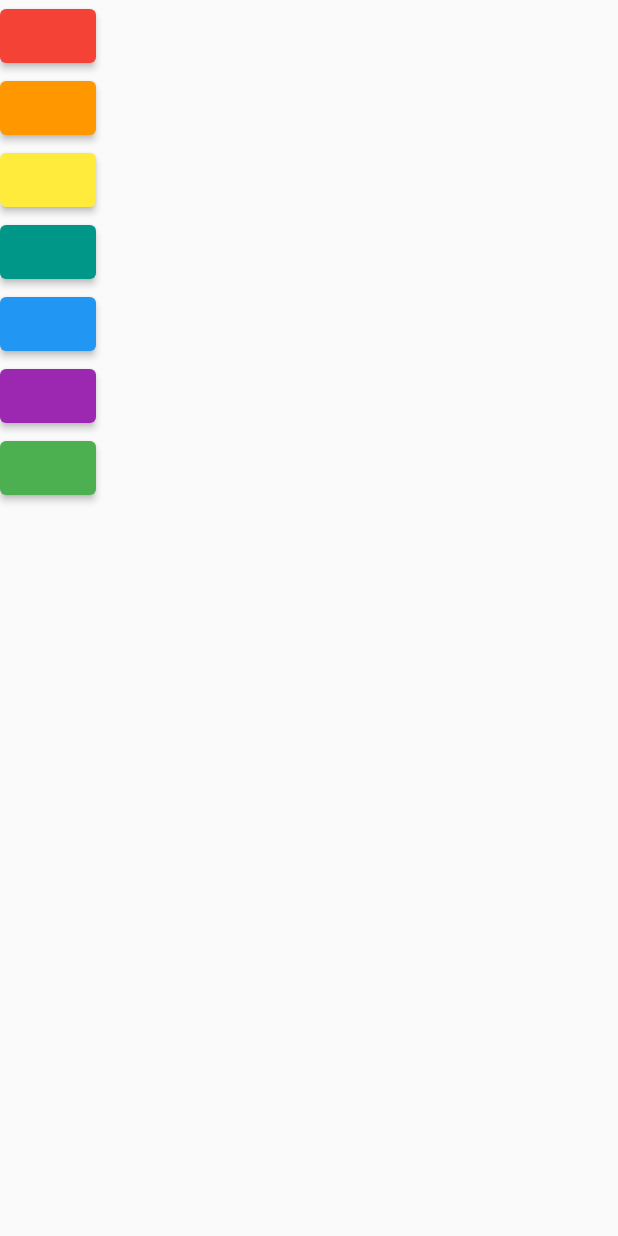
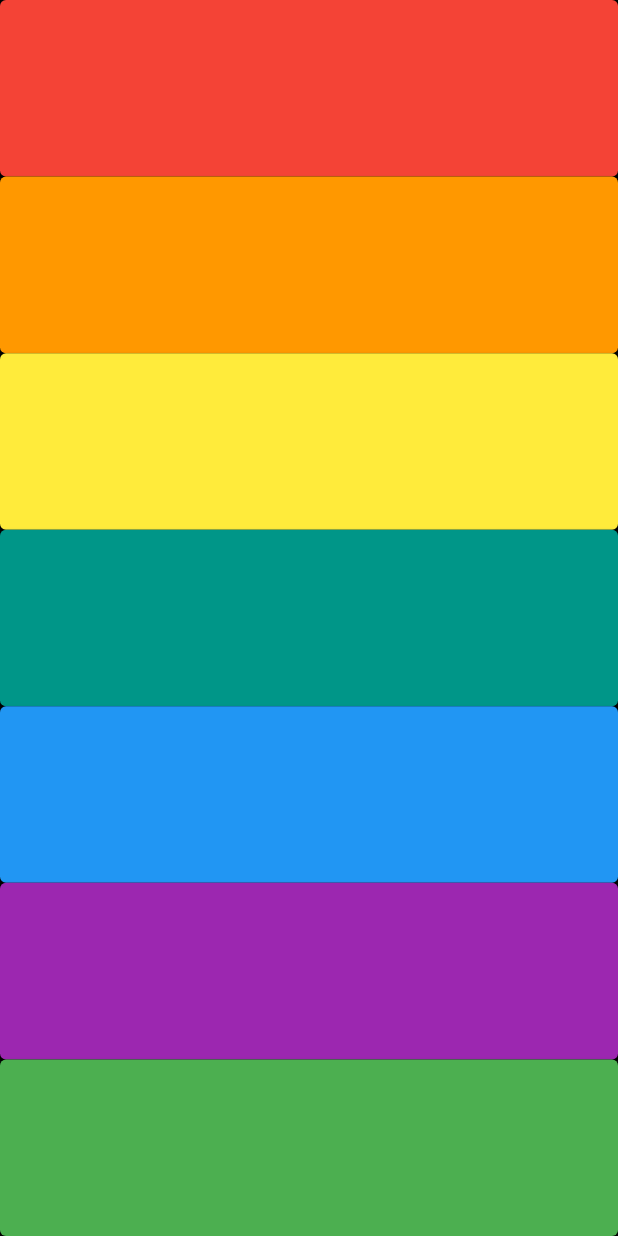
Before and after one commit to edsson-madrigal/flutter_project4_xylophone, a Flutter app: the screen it shows after launch, on a phone screen of 412 x 824 dp. Run offline on Flutter 3.47's test engine with Material 2 defaults, Android fonts, the phone set to English and light mode, and no system bars; missing offline and left inert: audiofileplayer.

Commit message:
UI changes

```diff
--- a/lib/main.dart
+++ b/lib/main.dart
@@ -19,57 +19,73 @@ class XylophoneApp extends StatelessWidget {
   Widget build(BuildContext context) {
     return MaterialApp(
       home: Scaffold(
+        backgroundColor: Colors.black,
         body: SafeArea(
           child: Column(
+            crossAxisAlignment: CrossAxisAlignment.stretch,
             children: [
-              ElevatedButton(
+              Expanded(
+                child: ElevatedButton(
                   style: ElevatedButton.styleFrom(primary: Colors.red),
                   onPressed: () {
                     playSound(1);
                   },
                   child: Text(''),
                 ),
-              ElevatedButton(
+              ),
+              Expanded(
+                child: ElevatedButton(
                   style: ElevatedButton.styleFrom(primary: Colors.orange),
                   onPressed: () {
                     playSound(2);
                   },
                   child: Text(''),
                 ),
-              ElevatedButton(
+              ),
+              Expanded(
+                child: ElevatedButton(
                   style: ElevatedButton.styleFrom(primary: Colors.yellow),
                   onPressed: () {
                     playSound(3);
                   },
                   child: Text(''),
                 ),
-              ElevatedButton(
+              ),
+              Expanded(
+                child: ElevatedButton(
                   style: ElevatedButton.styleFrom(primary: Colors.teal),
                   onPressed: () {
                     playSound(4);
                   },
                   child: Text(''),
                 ),
-              ElevatedButton(
+              ),
+              Expanded(
+                child: ElevatedButton(
                   style: ElevatedButton.styleFrom(primary: Colors.blue),
                   onPressed: () {
                     playSound(5);
                   },
                   child: Text(''),
                 ),
-              ElevatedButton(
+              ),
+              Expanded(
+                child: ElevatedButton(
                   style: ElevatedButton.styleFrom(primary: Colors.purple),
                   onPressed: () {
                     playSound(6);
                   },
                   child: Text(''),
                 ),
-              ElevatedButton(
+              ),
+              Expanded(
+                child: ElevatedButton(
                   style: ElevatedButton.styleFrom(primary: Colors.green),
                   onPressed: () {
                     playSound(7);
                   },
                   child: Text(''),
+                ),
               ),
             ],
           ),
```
Lines whose indentation alone changed are shown as unchanged.
